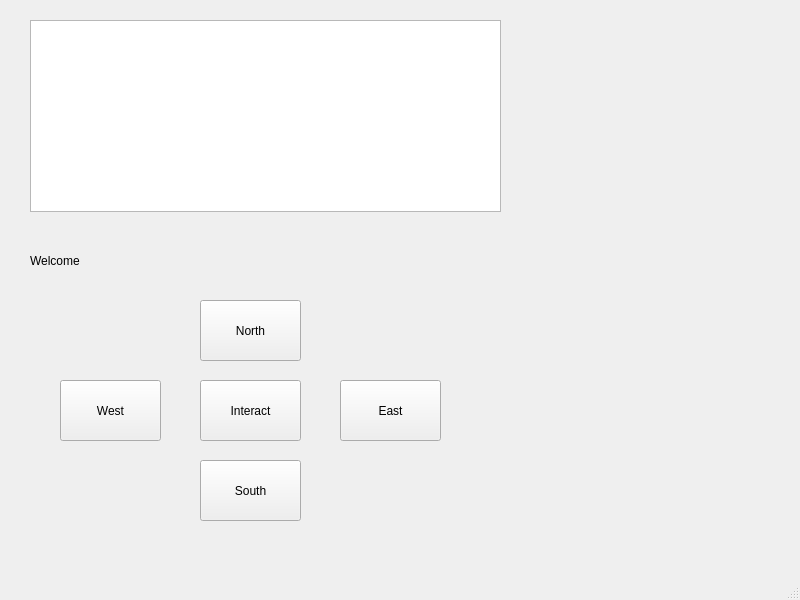
This is mainwindow.ui in denniskolomiyets/Zorb as Qt 5 draws it before an edit. The edited form follows.
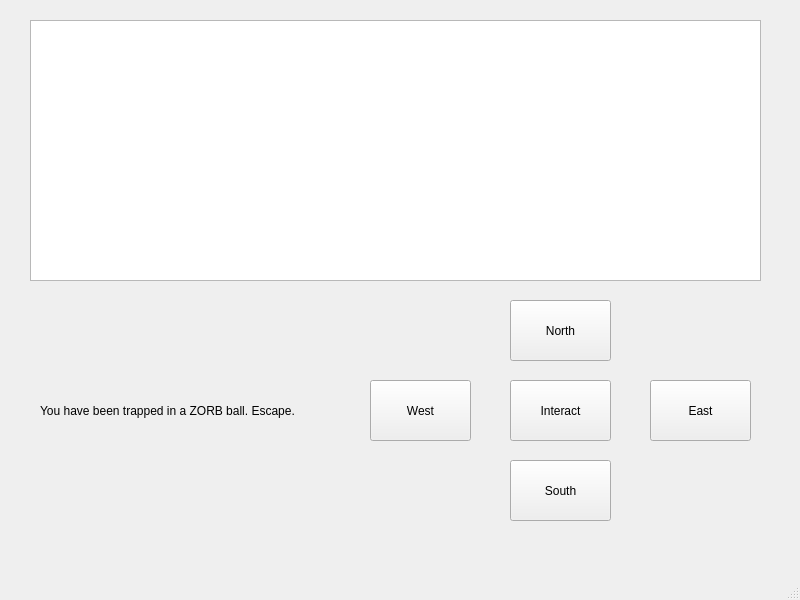
This is the edited form.

Patch:
```diff
--- a/mainwindow.ui
+++ b/mainwindow.ui
@@ -17,7 +17,7 @@
    <widget class="QPushButton" name="pushButton">
     <property name="geometry">
      <rect>
-      <x>60</x>
+      <x>370</x>
       <y>380</y>
       <width>101</width>
       <height>61</height>
@@ -30,7 +30,7 @@
    <widget class="QPushButton" name="pushButton_2">
     <property name="geometry">
      <rect>
-      <x>200</x>
+      <x>510</x>
       <y>460</y>
       <width>101</width>
       <height>61</height>
@@ -43,7 +43,7 @@
    <widget class="QPushButton" name="pushButton_3">
     <property name="geometry">
      <rect>
-      <x>200</x>
+      <x>510</x>
       <y>300</y>
       <width>101</width>
       <height>61</height>
@@ -56,7 +56,7 @@
    <widget class="QPushButton" name="pushButton_4">
     <property name="geometry">
      <rect>
-      <x>340</x>
+      <x>650</x>
       <y>380</y>
       <width>101</width>
       <height>61</height>
@@ -69,7 +69,7 @@
    <widget class="QPushButton" name="pushButton_5">
     <property name="geometry">
      <rect>
-      <x>200</x>
+      <x>510</x>
       <y>380</y>
       <width>101</width>
       <height>61</height>
@@ -82,14 +82,14 @@
    <widget class="QLabel" name="outputLabel">
     <property name="geometry">
      <rect>
-      <x>30</x>
-      <y>230</y>
-      <width>441</width>
-      <height>61</height>
+      <x>40</x>
+      <y>280</y>
+      <width>311</width>
+      <height>261</height>
      </rect>
     </property>
     <property name="text">
-     <string>Welcome</string>
+     <string>You have been trapped in a ZORB ball. Escape.   </string>
     </property>
    </widget>
    <widget class="QGraphicsView" name="graphicsView">
@@ -97,8 +97,8 @@
      <rect>
       <x>30</x>
       <y>20</y>
-      <width>471</width>
-      <height>192</height>
+      <width>731</width>
+      <height>261</height>
      </rect>
     </property>
    </widget>
```
